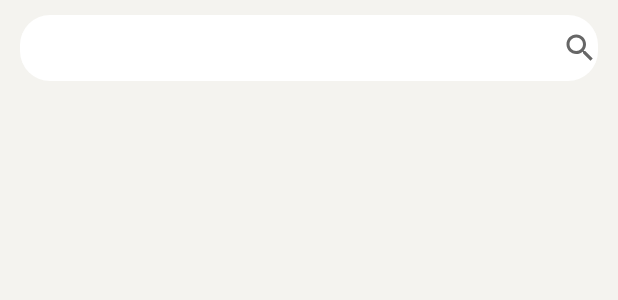
After one commit to Mihilacosa/TuNovelaOnline, an Android app: the layout fragment_busqueda.xml on its own in the app's theme, with its tools: preview values and no code run, on a phone screen of 412 x 824 dp. The commit adds this screen. Shown: the top 300 px of the screen. Run offline under Robolectric (Android 15) with nearby library versions, the phone set to English and light mode, and no system bars.

Commit message:
Busqueda inicio

```diff
--- a/app/src/main/java/com/example/tunovelaonline/MainActivity.java
+++ b/app/src/main/java/com/example/tunovelaonline/MainActivity.java
@@ -133,6 +133,10 @@ public class MainActivity extends AppCompatActivity implements NavigationView.On
                 getSupportFragmentManager().beginTransaction().replace(R.id.fragment_container,
                         new InicioFragment()).commit();
                 break;
+            case R.id.busqueda:
+                getSupportFragmentManager().beginTransaction().replace(R.id.fragment_container,
+                        new BusquedaFragment()).commit();
+                break;
             case R.id.login:
                 getSupportFragmentManager().beginTransaction().replace(R.id.fragment_container,
                         new LoginFragment()).commit();
--- /dev/null
+++ b/app/src/main/res/drawable/edit_radius.xml
@@ -0,0 +1,13 @@
+<?xml version="1.0" encoding="utf-8"?>
+<!--  res/drawable/rounded_edittext.xml -->
+<shape xmlns:android="http://schemas.android.com/apk/res/android"
+    android:shape="rectangle"
+    android:padding="10dp">
+
+    <solid android:color="#FFFFFF" />
+    <corners
+        android:bottomRightRadius="20dp"
+        android:bottomLeftRadius="20dp"
+        android:topLeftRadius="20dp"
+        android:topRightRadius="20dp" />
+</shape>
--- /dev/null
+++ b/app/src/main/res/drawable/ic_busqueda.xml
@@ -0,0 +1,10 @@
+<vector xmlns:android="http://schemas.android.com/apk/res/android"
+    android:width="24dp"
+    android:height="24dp"
+    android:viewportWidth="24"
+    android:viewportHeight="24"
+    android:tint="?attr/colorControlNormal">
+  <path
+      android:fillColor="@android:color/white"
+      android:pathData="M15.5,14h-0.79l-0.28,-0.27C15.41,12.59 16,11.11 16,9.5 16,5.91 13.09,3 9.5,3S3,5.91 3,9.5 5.91,16 9.5,16c1.61,0 3.09,-0.59 4.23,-1.57l0.27,0.28v0.79l5,4.99L20.49,19l-4.99,-5zM9.5,14C7.01,14 5,11.99 5,9.5S7.01,5 9.5,5 14,7.01 14,9.5 11.99,14 9.5,14z"/>
+</vector>
--- /dev/null
+++ b/app/src/main/res/layout/fragment_busqueda.xml
@@ -0,0 +1,42 @@
+<?xml version="1.0" encoding="utf-8"?>
+
+<ScrollView xmlns:android="http://schemas.android.com/apk/res/android"
+    xmlns:tools="http://schemas.android.com/tools"
+    android:layout_width="match_parent"
+    android:layout_height="match_parent"
+    android:background="#F4F3EF"
+    tools:context=".MainActivity">
+
+    <LinearLayout
+        android:id="@+id/mainBusqueda"
+        android:layout_width="match_parent"
+        android:layout_height="wrap_content"
+        android:layout_marginStart="8dp"
+        android:layout_marginLeft="8dp"
+        android:layout_marginEnd="8dp"
+        android:layout_marginRight="8dp"
+        android:orientation="vertical">
+
+        <EditText
+            android:id="@+id/BarraBusqueda"
+            android:layout_width="match_parent"
+            android:layout_height="44dp"
+            android:layout_marginStart="5dp"
+            android:layout_marginLeft="5dp"
+            android:layout_marginTop="10dp"
+            android:layout_marginEnd="5dp"
+            android:layout_marginRight="5dp"
+            android:layout_marginBottom="10dp"
+            android:background="@drawable/edit_radius"
+            android:drawableRight="@drawable/ic_busqueda"
+            android:drawablePadding="20dp"
+            android:gravity="start|center_vertical" />
+
+        <androidx.recyclerview.widget.RecyclerView
+            android:id="@+id/ReyclerBusqueda"
+            android:layout_width="match_parent"
+            android:layout_height="0dp"
+            android:layout_weight="1" />
+
+    </LinearLayout>
+</ScrollView>
--- a/app/src/main/res/menu/drawer_menu.xml
+++ b/app/src/main/res/menu/drawer_menu.xml
@@ -8,6 +8,11 @@
             android:id="@+id/nav_inicio"
             android:icon="@drawable/ic_home"
             android:title="Inicio"
+            android:visible="true" />
+        <item
+            android:id="@+id/busqueda"
+            android:icon="@drawable/ic_busqueda"
+            android:title="Busqueda"
             android:visible="true" />
         <item
             android:id="@+id/login"
```
Also changed, not shown: app/src/main/java/com/example/tunovelaonline/BusquedaFragment.java (added, +119 -0 lines).
